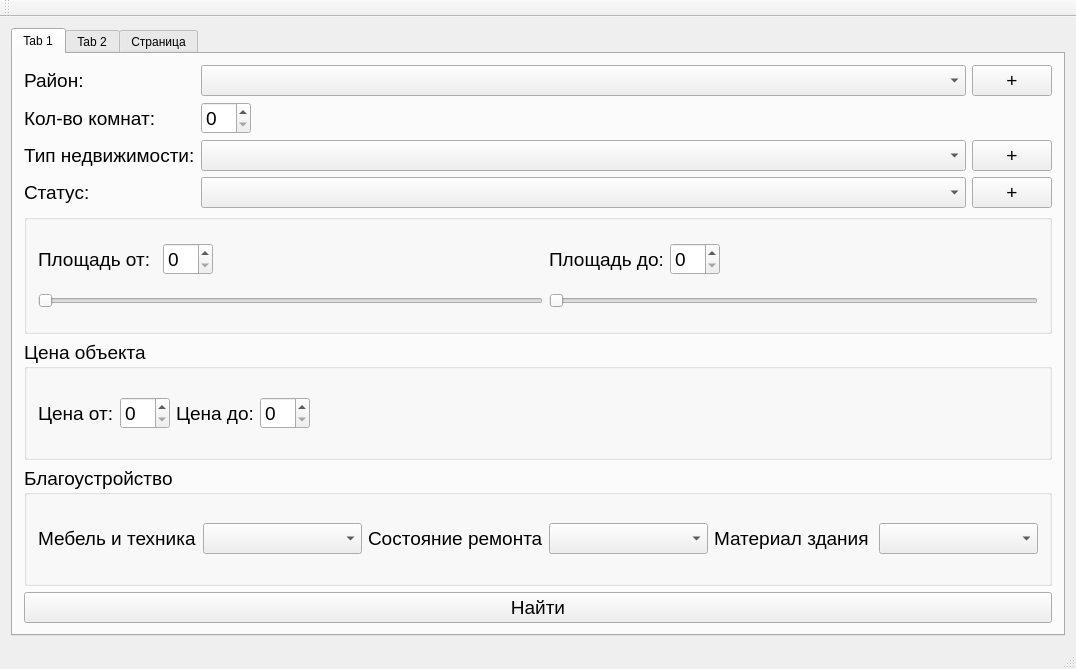
This is IRealtor_Desktop/mainwindow.ui in dieselrus/IRealtor_Desktop as Qt 5 draws it before an edit. The edited form follows.
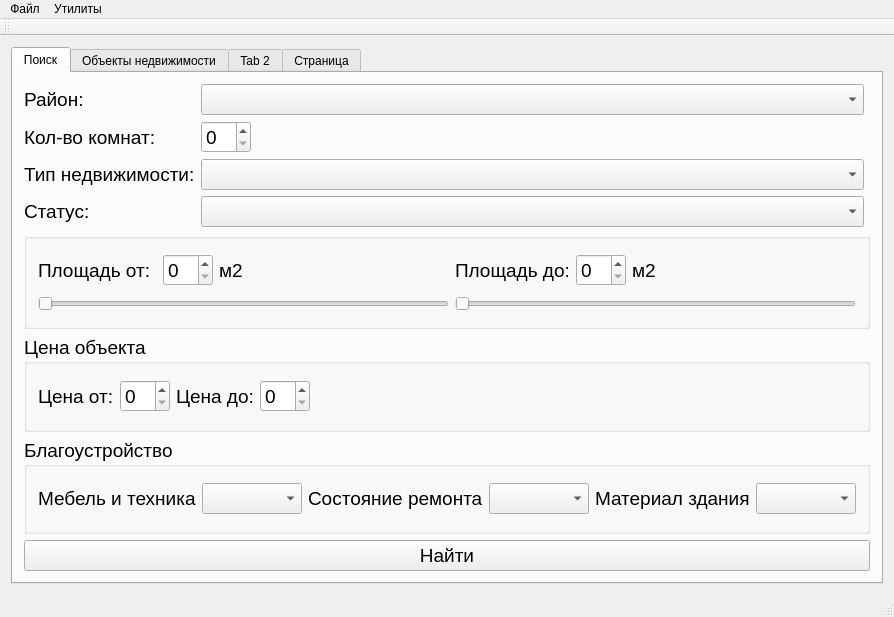
This is the edited form. The open tabs and pages were chosen to show the change. Icons and pictures are not drawn.

Commit message: realtyObjects form

The edit to the form file:
```diff
--- a/IRealtor_Desktop/mainwindow.ui
+++ b/IRealtor_Desktop/mainwindow.ui
@@ -6,8 +6,8 @@
    <rect>
     <x>0</x>
     <y>0</y>
-    <width>1076</width>
-    <height>669</height>
+    <width>847</width>
+    <height>617</height>
    </rect>
   </property>
   <property name="windowTitle">
@@ -32,7 +32,7 @@
          <normaloff>:/img/img/Здание.png</normaloff>:/img/img/Здание.png</iconset>
        </attribute>
        <attribute name="title">
-        <string>Tab 1</string>
+        <string>Поиск</string>
        </attribute>
        <layout class="QVBoxLayout" name="verticalLayout_2">
         <item>
@@ -112,24 +112,6 @@
             </property>
            </widget>
           </item>
-          <item row="0" column="3">
-           <widget class="QPushButton" name="pushButton_2">
-            <property name="sizePolicy">
-             <sizepolicy hsizetype="Fixed" vsizetype="Fixed">
-              <horstretch>0</horstretch>
-              <verstretch>0</verstretch>
-             </sizepolicy>
-            </property>
-            <property name="font">
-             <font>
-              <pointsize>14</pointsize>
-             </font>
-            </property>
-            <property name="text">
-             <string>+</string>
-            </property>
-           </widget>
-          </item>
           <item row="2" column="1" colspan="2">
            <widget class="QComboBox" name="cbxType">
             <property name="font">
@@ -237,13 +219,39 @@
                </property>
               </widget>
              </item>
-             <item row="3" column="6" colspan="3">
+             <item row="2" column="5">
+              <spacer name="horizontalSpacer_2">
+               <property name="orientation">
+                <enum>Qt::Horizontal</enum>
+               </property>
+               <property name="sizeHint" stdset="0">
+                <size>
+                 <width>40</width>
+                 <height>20</height>
+                </size>
+               </property>
+              </spacer>
+             </item>
+             <item row="3" column="6" colspan="4">
               <widget class="QSlider" name="horizontalSlider_2">
                <property name="orientation">
                 <enum>Qt::Horizontal</enum>
                </property>
               </widget>
              </item>
+             <item row="2" column="9">
+              <spacer name="horizontalSpacer_3">
+               <property name="orientation">
+                <enum>Qt::Horizontal</enum>
+               </property>
+               <property name="sizeHint" stdset="0">
+                <size>
+                 <width>40</width>
+                 <height>20</height>
+                </size>
+               </property>
+              </spacer>
+             </item>
              <item row="2" column="7">
               <widget class="QSpinBox" name="spinBox_3">
                <property name="font">
@@ -253,31 +261,29 @@
                </property>
               </widget>
              </item>
-             <item row="2" column="5">
-              <spacer name="horizontalSpacer_2">
-               <property name="orientation">
-                <enum>Qt::Horizontal</enum>
+             <item row="2" column="3">
+              <widget class="QLabel" name="label">
+               <property name="font">
+                <font>
+                 <pointsize>14</pointsize>
+                </font>
                </property>
-               <property name="sizeHint" stdset="0">
-                <size>
-                 <width>40</width>
-                 <height>20</height>
-                </size>
+               <property name="text">
+                <string>м2</string>
                </property>
-              </spacer>
+              </widget>
              </item>
              <item row="2" column="8">
-              <spacer name="horizontalSpacer_3">
-               <property name="orientation">
-                <enum>Qt::Horizontal</enum>
+              <widget class="QLabel" name="label_2">
+               <property name="font">
+                <font>
+                 <pointsize>14</pointsize>
+                </font>
                </property>
-               <property name="sizeHint" stdset="0">
-                <size>
-                 <width>40</width>
-                 <height>20</height>
-                </size>
+               <property name="text">
+                <string>м2</string>
                </property>
-              </spacer>
+              </widget>
              </item>
             </layout>
            </widget>
@@ -326,42 +332,6 @@
             </layout>
            </widget>
           </item>
-          <item row="2" column="3">
-           <widget class="QPushButton" name="pushButton_3">
-            <property name="sizePolicy">
-             <sizepolicy hsizetype="Fixed" vsizetype="Fixed">
-              <horstretch>0</horstretch>
-              <verstretch>0</verstretch>
-             </sizepolicy>
-            </property>
-            <property name="font">
-             <font>
-              <pointsize>14</pointsize>
-             </font>
-            </property>
-            <property name="text">
-             <string>+</string>
-            </property>
-           </widget>
-          </item>
-          <item row="3" column="3">
-           <widget class="QPushButton" name="pushButton_4">
-            <property name="sizePolicy">
-             <sizepolicy hsizetype="Fixed" vsizetype="Fixed">
-              <horstretch>0</horstretch>
-              <verstretch>0</verstretch>
-             </sizepolicy>
-            </property>
-            <property name="font">
-             <font>
-              <pointsize>14</pointsize>
-             </font>
-            </property>
-            <property name="text">
-             <string>+</string>
-            </property>
-           </widget>
-          </item>
           <item row="1" column="2">
            <spacer name="horizontalSpacer">
             <property name="orientation">
@@ -391,6 +361,45 @@
         </item>
        </layout>
       </widget>
+      <widget class="QWidget" name="tab_4">
+       <attribute name="icon">
+        <iconset resource="res.qrc">
+         <normaloff>:/img/img/Здание.png</normaloff>:/img/img/Здание.png</iconset>
+       </attribute>
+       <attribute name="title">
+        <string>Объекты недвижимости</string>
+       </attribute>
+       <layout class="QVBoxLayout" name="verticalLayout_3">
+        <item>
+         <widget class="QTableView" name="tableView"/>
+        </item>
+        <item>
+         <layout class="QHBoxLayout" name="horizontalLayout">
+          <item>
+           <widget class="QPushButton" name="pushButton_2">
+            <property name="text">
+             <string>PushButton</string>
+            </property>
+           </widget>
+          </item>
+          <item>
+           <widget class="QPushButton" name="pushButton_3">
+            <property name="text">
+             <string>PushButton</string>
+            </property>
+           </widget>
+          </item>
+          <item>
+           <widget class="QPushButton" name="pushButton_4">
+            <property name="text">
+             <string>PushButton</string>
+            </property>
+           </widget>
+          </item>
+         </layout>
+        </item>
+       </layout>
+      </widget>
       <widget class="QWidget" name="tab_2">
        <attribute name="icon">
         <iconset resource="res.qrc">
@@ -418,10 +427,23 @@
     <rect>
      <x>0</x>
      <y>0</y>
-     <width>1076</width>
+     <width>847</width>
      <height>21</height>
     </rect>
    </property>
+   <widget class="QMenu" name="menu">
+    <property name="title">
+     <string>Файл</string>
+    </property>
+   </widget>
+   <widget class="QMenu" name="menu_2">
+    <property name="title">
+     <string>Утилиты</string>
+    </property>
+    <addaction name="action_Exel"/>
+   </widget>
+   <addaction name="menu"/>
+   <addaction name="menu_2"/>
   </widget>
   <widget class="QToolBar" name="mainToolBar">
    <attribute name="toolBarArea">
```
Left out of the diff: 31 changed lines with no effect on the pictures. The commit also changes 6 other files.
